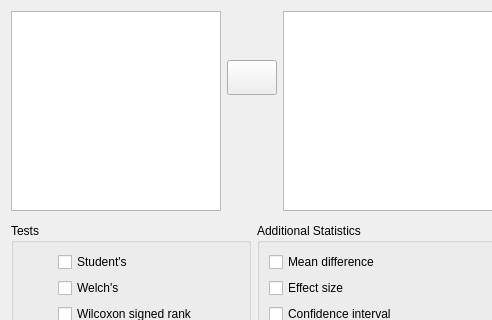
Above: JASP-Desktop/analysisforms/ttestpairedsamplesform.ui from jasp-stats/jasp-desktop before the change; both pictures show x 0 to 492 and y 0 to 320 of the 643 by 623 pixel window. Below: the same form after it.
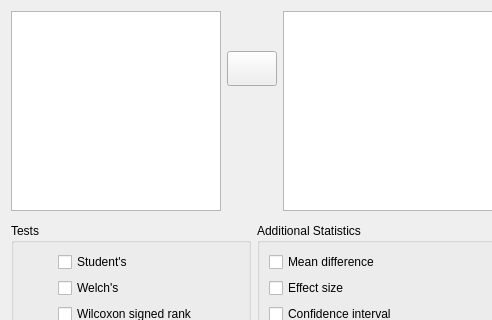
That is the form after the change. Custom widgets are drawn as their Qt base class.

```diff
--- a/JASP-Desktop/analysisforms/ttestpairedsamplesform.ui
+++ b/JASP-Desktop/analysisforms/ttestpairedsamplesform.ui
@@ -78,9 +78,15 @@
          <property name="leftMargin">
           <number>0</number>
          </property>
+         <property name="topMargin">
+          <number>0</number>
+         </property>
          <property name="rightMargin">
           <number>0</number>
          </property>
+         <property name="bottomMargin">
+          <number>0</number>
+         </property>
          <item row="0" column="0">
           <spacer name="verticalSpacer_4">
            <property name="orientation">
```
